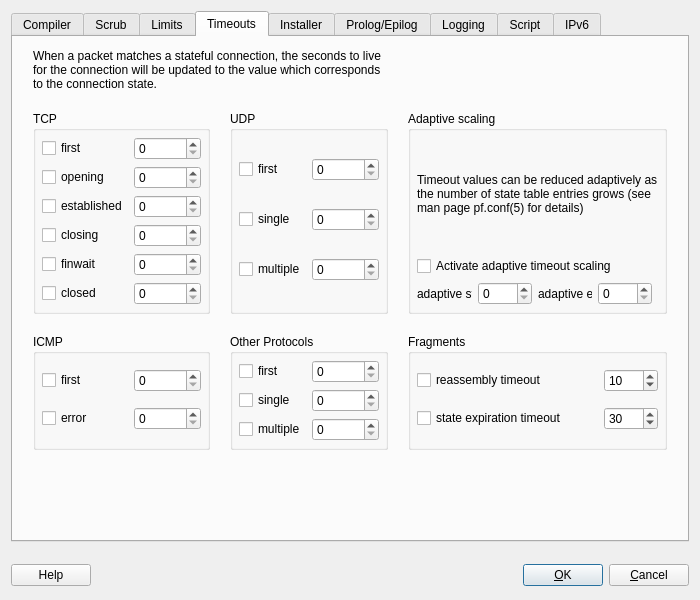
Before: the Qt Designer form src/libgui/pfadvanceddialog_q.ui in fwbuilder/fwbuilder, drawn with Qt 5.
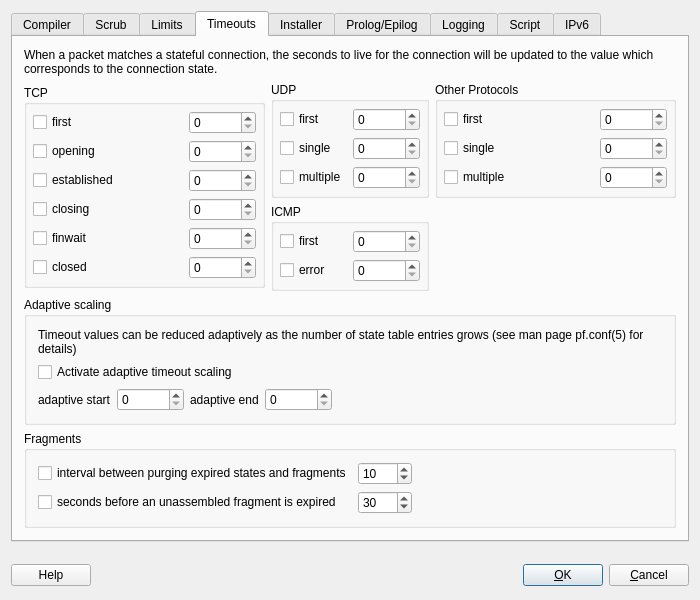
After: the same form once the commit is applied. The open tabs and pages were chosen to show the change.

Commit message: fixes #1870 changed tooltips and checkboxes text to make it clear what these options do

Patch:
```diff
--- a/src/libgui/pfadvanceddialog_q.ui
+++ b/src/libgui/pfadvanceddialog_q.ui
@@ -964,23 +964,8 @@
       <attribute name="title">
        <string>Timeouts</string>
       </attribute>
-      <layout class="QGridLayout">
-       <property name="leftMargin">
-        <number>20</number>
-       </property>
-       <property name="topMargin">
-        <number>12</number>
-       </property>
-       <property name="rightMargin">
-        <number>20</number>
-       </property>
-       <property name="bottomMargin">
-        <number>20</number>
-       </property>
-       <property name="spacing">
-        <number>20</number>
-       </property>
-       <item row="0" column="0" colspan="2">
+      <layout class="QGridLayout" name="gridLayout_14">
+       <item row="0" column="0" colspan="3">
         <widget class="QLabel" name="textLabel2">
          <property name="text">
           <string>When a packet matches a stateful connection, the seconds to live for the connection will be updated to the value which corresponds to the connection state.</string>
@@ -993,23 +978,7 @@
          </property>
         </widget>
        </item>
-       <item row="10" column="1">
-        <spacer>
-         <property name="orientation">
-          <enum>Qt::Vertical</enum>
-         </property>
-         <property name="sizeType">
-          <enum>QSizePolicy::Expanding</enum>
-         </property>
-         <property name="sizeHint" stdset="0">
-          <size>
-           <width>20</width>
-           <height>20</height>
-          </size>
-         </property>
-        </spacer>
-       </item>
-       <item row="2" column="0">
+       <item row="1" column="0" rowspan="2">
         <widget class="QGroupBox" name="groupBox1">
          <property name="sizePolicy">
           <sizepolicy hsizetype="Preferred" vsizetype="Maximum">
@@ -1210,7 +1179,7 @@
          </layout>
         </widget>
        </item>
-       <item row="2" column="1">
+       <item row="1" column="1">
         <widget class="QGroupBox" name="groupBox2">
          <property name="title">
           <string>UDP</string>
@@ -1309,201 +1278,7 @@
          </layout>
         </widget>
        </item>
-       <item row="2" column="2">
-        <widget class="QGroupBox" name="groupBox6">
-         <property name="title">
-          <string>Adaptive scaling</string>
-         </property>
-         <layout class="QGridLayout">
-          <property name="margin">
-           <number>6</number>
-          </property>
-          <item row="0" column="0" colspan="5">
-           <widget class="QLabel" name="textLabel1_11">
-            <property name="text">
-             <string>Timeout values can be reduced adaptively as the number of state table entries grows (see man page pf.conf(5) for details)</string>
-            </property>
-            <property name="alignment">
-             <set>Qt::AlignVCenter</set>
-            </property>
-            <property name="wordWrap">
-             <bool>true</bool>
-            </property>
-           </widget>
-          </item>
-          <item row="2" column="0">
-           <widget class="QLabel" name="textLabel1_10_7">
-            <property name="sizePolicy">
-             <sizepolicy hsizetype="Expanding" vsizetype="Preferred">
-              <horstretch>0</horstretch>
-              <verstretch>0</verstretch>
-             </sizepolicy>
-            </property>
-            <property name="text">
-             <string>adaptive start</string>
-            </property>
-            <property name="wordWrap">
-             <bool>false</bool>
-            </property>
-           </widget>
-          </item>
-          <item row="2" column="1">
-           <widget class="QSpinBox" name="pf_adaptive_start">
-            <property name="sizePolicy">
-             <sizepolicy hsizetype="Fixed" vsizetype="Fixed">
-              <horstretch>0</horstretch>
-              <verstretch>0</verstretch>
-             </sizepolicy>
-            </property>
-            <property name="toolTip">
-             <string>When the number of state entries exceeds this value, adaptive scaling begins.</string>
-            </property>
-            <property name="minimum">
-             <number>0</number>
-            </property>
-            <property name="maximum">
-             <number>100000000</number>
-            </property>
-            <property name="value">
-             <number>0</number>
-            </property>
-           </widget>
-          </item>
-          <item row="2" column="2">
-           <widget class="QLabel" name="textLabel1_10_7_2">
-            <property name="sizePolicy">
-             <sizepolicy hsizetype="Expanding" vsizetype="Preferred">
-              <horstretch>0</horstretch>
-              <verstretch>0</verstretch>
-             </sizepolicy>
-            </property>
-            <property name="text">
-             <string>adaptive end</string>
-            </property>
-            <property name="wordWrap">
-             <bool>false</bool>
-            </property>
-           </widget>
-          </item>
-          <item row="2" column="3">
-           <widget class="QSpinBox" name="pf_adaptive_end">
-            <property name="sizePolicy">
-             <sizepolicy hsizetype="Fixed" vsizetype="Fixed">
-              <horstretch>0</horstretch>
-              <verstretch>0</verstretch>
-             </sizepolicy>
-            </property>
-            <property name="toolTip">
-             <string>When reaching this number of state entries, all timeout val- ues become zero, effectively purging all state entries imme- diately.</string>
-            </property>
-            <property name="minimum">
-             <number>0</number>
-            </property>
-            <property name="maximum">
-             <number>100000000</number>
-            </property>
-            <property name="value">
-             <number>0</number>
-            </property>
-           </widget>
-          </item>
-          <item row="1" column="0" colspan="5">
-           <widget class="QCheckBox" name="pf_set_adaptive">
-            <property name="text">
-             <string>Activate adaptive timeout scaling</string>
-            </property>
-           </widget>
-          </item>
-          <item row="2" column="4">
-           <spacer>
-            <property name="orientation">
-             <enum>Qt::Horizontal</enum>
-            </property>
-            <property name="sizeType">
-             <enum>QSizePolicy::Expanding</enum>
-            </property>
-            <property name="sizeHint" stdset="0">
-             <size>
-              <width>40</width>
-              <height>20</height>
-             </size>
-            </property>
-           </spacer>
-          </item>
-         </layout>
-        </widget>
-       </item>
-       <item row="3" column="0">
-        <widget class="QGroupBox" name="groupBox3">
-         <property name="title">
-          <string>ICMP</string>
-         </property>
-         <layout class="QGridLayout">
-          <property name="margin">
-           <number>6</number>
-          </property>
-          <item row="0" column="1">
-           <widget class="QSpinBox" name="pf_icmp_first">
-            <property name="sizePolicy">
-             <sizepolicy hsizetype="Fixed" vsizetype="Fixed">
-              <horstretch>0</horstretch>
-              <verstretch>0</verstretch>
-             </sizepolicy>
-            </property>
-            <property name="toolTip">
-             <string>The state after the first packet.</string>
-            </property>
-            <property name="minimum">
-             <number>0</number>
-            </property>
-            <property name="maximum">
-             <number>100000</number>
-            </property>
-            <property name="value">
-             <number>0</number>
-            </property>
-           </widget>
-          </item>
-          <item row="1" column="1">
-           <widget class="QSpinBox" name="pf_icmp_error">
-            <property name="sizePolicy">
-             <sizepolicy hsizetype="Fixed" vsizetype="Fixed">
-              <horstretch>0</horstretch>
-              <verstretch>0</verstretch>
-             </sizepolicy>
-            </property>
-            <property name="toolTip">
-             <string>The state after an ICMP error came back in response to an ICMP packet.</string>
-            </property>
-            <property name="minimum">
-             <number>0</number>
-            </property>
-            <property name="maximum">
-             <number>100000</number>
-            </property>
-            <property name="value">
-             <number>0</number>
-            </property>
-           </widget>
-          </item>
-          <item row="0" column="0">
-           <widget class="QCheckBox" name="pf_set_icmp_first">
-            <property name="text">
-             <string>first</string>
-            </property>
-           </widget>
-          </item>
-          <item row="1" column="0">
-           <widget class="QCheckBox" name="pf_set_icmp_error">
-            <property name="text">
-             <string>error</string>
-            </property>
-           </widget>
-          </item>
-         </layout>
-        </widget>
-       </item>
-       <item row="3" column="1">
+       <item row="1" column="2">
         <widget class="QGroupBox" name="groupBox4">
          <property name="title">
           <string>Other Protocols</string>
@@ -1608,30 +1383,218 @@
          </layout>
         </widget>
        </item>
-       <item row="3" column="2">
+       <item row="2" column="1">
+        <widget class="QGroupBox" name="groupBox3">
+         <property name="title">
+          <string>ICMP</string>
+         </property>
+         <layout class="QGridLayout">
+          <property name="margin">
+           <number>6</number>
+          </property>
+          <item row="0" column="1">
+           <widget class="QSpinBox" name="pf_icmp_first">
+            <property name="sizePolicy">
+             <sizepolicy hsizetype="Fixed" vsizetype="Fixed">
+              <horstretch>0</horstretch>
+              <verstretch>0</verstretch>
+             </sizepolicy>
+            </property>
+            <property name="toolTip">
+             <string>The state after the first packet.</string>
+            </property>
+            <property name="minimum">
+             <number>0</number>
+            </property>
+            <property name="maximum">
+             <number>100000</number>
+            </property>
+            <property name="value">
+             <number>0</number>
+            </property>
+           </widget>
+          </item>
+          <item row="1" column="1">
+           <widget class="QSpinBox" name="pf_icmp_error">
+            <property name="sizePolicy">
+             <sizepolicy hsizetype="Fixed" vsizetype="Fixed">
+              <horstretch>0</horstretch>
+              <verstretch>0</verstretch>
+             </sizepolicy>
+            </property>
+            <property name="toolTip">
+             <string>The state after an ICMP error came back in response to an ICMP packet.</string>
+            </property>
+            <property name="minimum">
+             <number>0</number>
+            </property>
+            <property name="maximum">
+             <number>100000</number>
+            </property>
+            <property name="value">
+             <number>0</number>
+            </property>
+           </widget>
+          </item>
+          <item row="0" column="0">
+           <widget class="QCheckBox" name="pf_set_icmp_first">
+            <property name="text">
+             <string>first</string>
+            </property>
+           </widget>
+          </item>
+          <item row="1" column="0">
+           <widget class="QCheckBox" name="pf_set_icmp_error">
+            <property name="text">
+             <string>error</string>
+            </property>
+           </widget>
+          </item>
+         </layout>
+        </widget>
+       </item>
+       <item row="3" column="0" colspan="3">
+        <widget class="QGroupBox" name="groupBox6">
+         <property name="title">
+          <string>Adaptive scaling</string>
+         </property>
+         <layout class="QGridLayout" name="gridLayout_12">
+          <item row="0" column="0">
+           <widget class="QLabel" name="textLabel1_11">
+            <property name="text">
+             <string>Timeout values can be reduced adaptively as the number of state table entries grows (see man page pf.conf(5) for details)</string>
+            </property>
+            <property name="alignment">
+             <set>Qt::AlignVCenter</set>
+            </property>
+            <property name="wordWrap">
+             <bool>true</bool>
+            </property>
+           </widget>
+          </item>
+          <item row="1" column="0">
+           <widget class="QCheckBox" name="pf_set_adaptive">
+            <property name="text">
+             <string>Activate adaptive timeout scaling</string>
+            </property>
+           </widget>
+          </item>
+          <item row="2" column="0">
+           <layout class="QHBoxLayout" name="horizontalLayout_6">
+            <item>
+             <widget class="QLabel" name="textLabel1_10_7">
+              <property name="sizePolicy">
+               <sizepolicy hsizetype="Preferred" vsizetype="Preferred">
+                <horstretch>0</horstretch>
+                <verstretch>0</verstretch>
+               </sizepolicy>
+              </property>
+              <property name="text">
+               <string>adaptive start</string>
+              </property>
+              <property name="wordWrap">
+               <bool>false</bool>
+              </property>
+             </widget>
+            </item>
+            <item>
+             <widget class="QSpinBox" name="pf_adaptive_start">
+              <property name="sizePolicy">
+               <sizepolicy hsizetype="Fixed" vsizetype="Fixed">
+                <horstretch>0</horstretch>
+                <verstretch>0</verstretch>
+               </sizepolicy>
+              </property>
+              <property name="toolTip">
+               <string>When the number of state entries exceeds this value, adaptive scaling begins.</string>
+              </property>
+              <property name="minimum">
+               <number>0</number>
+              </property>
+              <property name="maximum">
+               <number>100000000</number>
+              </property>
+              <property name="value">
+               <number>0</number>
+              </property>
+             </widget>
+            </item>
+            <item>
+             <widget class="QLabel" name="textLabel1_10_7_2">
+              <property name="sizePolicy">
+               <sizepolicy hsizetype="Preferred" vsizetype="Preferred">
+                <horstretch>0</horstretch>
+                <verstretch>0</verstretch>
+               </sizepolicy>
+              </property>
+              <property name="text">
+               <string>adaptive end</string>
+              </property>
+              <property name="wordWrap">
+               <bool>false</bool>
+              </property>
+             </widget>
+            </item>
+            <item>
+             <widget class="QSpinBox" name="pf_adaptive_end">
+              <property name="sizePolicy">
+               <sizepolicy hsizetype="Fixed" vsizetype="Fixed">
+                <horstretch>0</horstretch>
+                <verstretch>0</verstretch>
+               </sizepolicy>
+              </property>
+              <property name="toolTip">
+               <string>When reaching this number of state entries, all timeout values become zero, effectively purging all state entries immediately.</string>
+              </property>
+              <property name="minimum">
+               <number>0</number>
+              </property>
+              <property name="maximum">
+               <number>100000000</number>
+              </property>
+              <property name="value">
+               <number>0</number>
+              </property>
+             </widget>
+            </item>
+            <item>
+             <spacer>
+              <property name="orientation">
+               <enum>Qt::Horizontal</enum>
+              </property>
+              <property name="sizeType">
+               <enum>QSizePolicy::Expanding</enum>
+              </property>
+              <property name="sizeHint" stdset="0">
+               <size>
+                <width>40</width>
+                <height>20</height>
+               </size>
+              </property>
+             </spacer>
+            </item>
+           </layout>
+          </item>
+         </layout>
+        </widget>
+       </item>
+       <item row="4" column="0" colspan="3">
         <widget class="QGroupBox" name="groupBox5">
          <property name="title">
           <string>Fragments</string>
          </property>
-         <layout class="QGridLayout">
-          <property name="margin">
-           <number>6</number>
-          </property>
+         <layout class="QGridLayout" name="gridLayout_13">
           <item row="0" column="0">
            <widget class="QCheckBox" name="pf_do_timeout_interval">
-            <property name="text">
-             <string>reassembly timeout</string>
+            <property name="toolTip">
+             <string>translates into 'set timeout interval'</string>
             </property>
-           </widget>
-          </item>
-          <item row="1" column="0">
-           <widget class="QCheckBox" name="pf_do_timeout_frag">
             <property name="text">
-             <string>state expiration timeout</string>
+             <string>interval between purging expired states and fragments</string>
             </property>
            </widget>
           </item>
-          <item row="0" column="2">
+          <item row="0" column="1">
            <widget class="QSpinBox" name="pf_timeout_interval">
             <property name="sizePolicy">
              <sizepolicy hsizetype="Fixed" vsizetype="Fixed">
@@ -1653,7 +1616,30 @@
             </property>
            </widget>
           </item>
-          <item row="1" column="2">
+          <item row="0" column="2">
+           <spacer name="horizontalSpacer_3">
+            <property name="orientation">
+             <enum>Qt::Horizontal</enum>
+            </property>
+            <property name="sizeHint" stdset="0">
+             <size>
+              <width>206</width>
+              <height>20</height>
+             </size>
+            </property>
+           </spacer>
+          </item>
+          <item row="1" column="0">
+           <widget class="QCheckBox" name="pf_do_timeout_frag">
+            <property name="toolTip">
+             <string>translates into 'set timeout frag'</string>
+            </property>
+            <property name="text">
+             <string>seconds before an unassembled fragment is expired</string>
+            </property>
+           </widget>
+          </item>
+          <item row="1" column="1">
            <widget class="QSpinBox" name="pf_timeout_frag">
             <property name="sizePolicy">
              <sizepolicy hsizetype="Fixed" vsizetype="Fixed">
@@ -1678,6 +1664,22 @@
          </layout>
         </widget>
        </item>
+       <item row="5" column="1">
+        <spacer>
+         <property name="orientation">
+          <enum>Qt::Vertical</enum>
+         </property>
+         <property name="sizeType">
+          <enum>QSizePolicy::Expanding</enum>
+         </property>
+         <property name="sizeHint" stdset="0">
+          <size>
+           <width>20</width>
+           <height>20</height>
+          </size>
+         </property>
+        </spacer>
+       </item>
       </layout>
      </widget>
      <widget class="QWidget" name="tab5">
```
Left out of the diff: 6 changed lines with no effect on the pictures.
